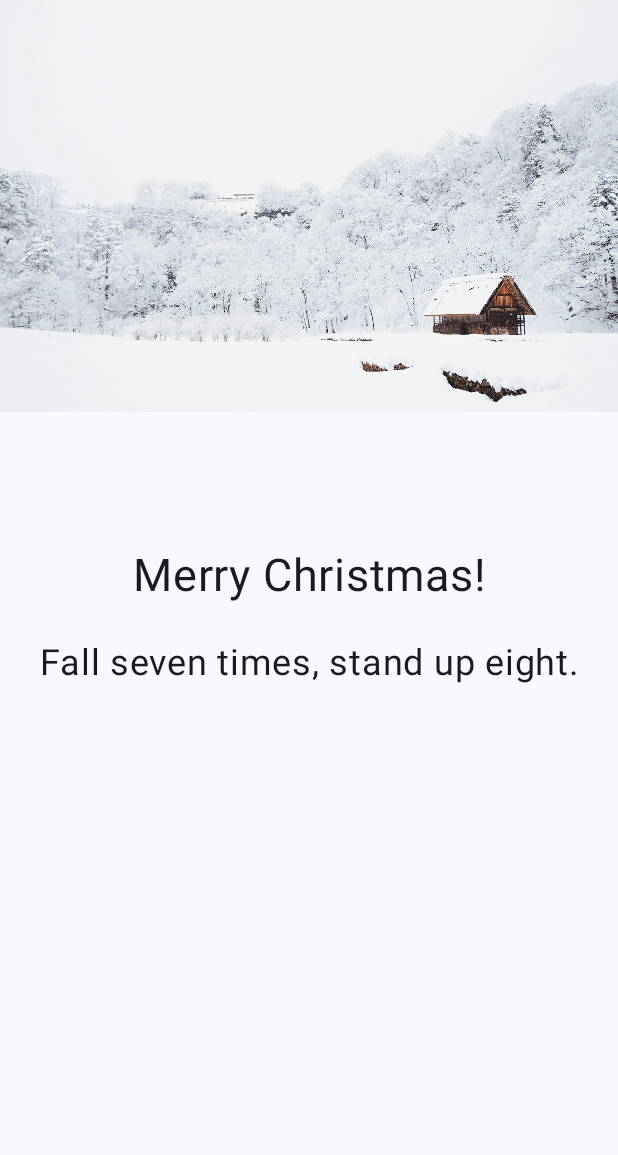
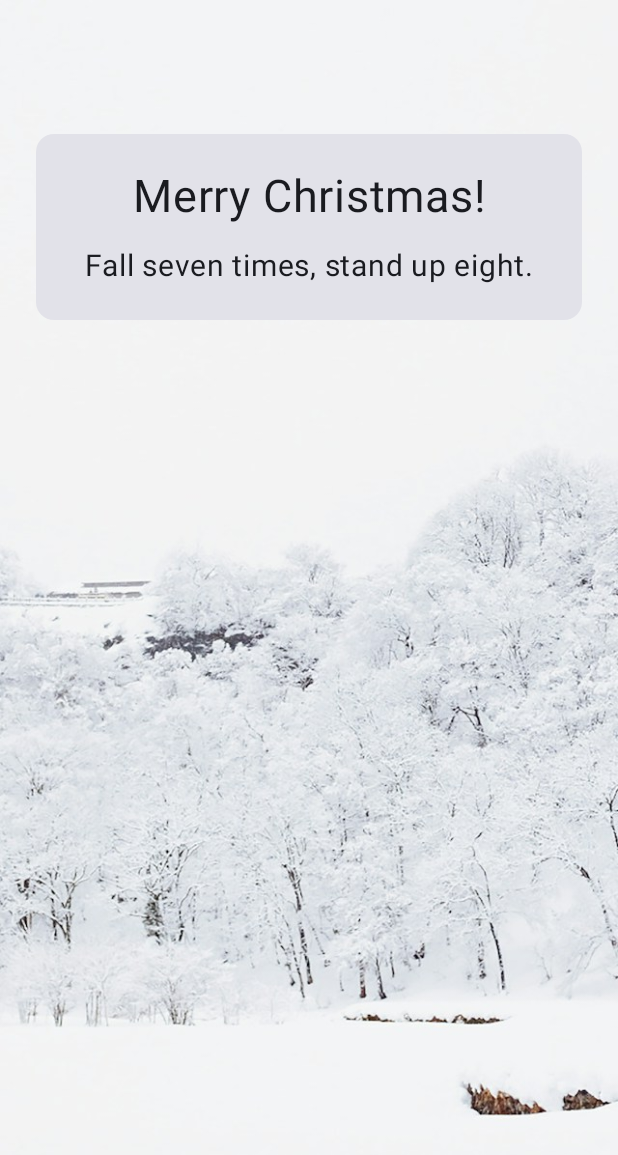
Before and after one commit to Laura1Codes/Christmas-Card, an Android app built with Jetpack Compose: the screen it shows after launch (MainActivity), on a phone screen of 412 x 824 dp. Shown: the top 1155 px of the screen. Run offline under Robolectric (Android 15) with nearby library versions, the phone set to English and light mode, and no system bars.

Commit message:
Refactored to simplify code

```diff
--- a/app/src/main/java/com/example/christmascard/MainActivity.kt
+++ b/app/src/main/java/com/example/christmascard/MainActivity.kt
@@ -8,11 +8,10 @@ import androidx.compose.foundation.Image
 import androidx.compose.foundation.layout.Arrangement
 import androidx.compose.foundation.layout.Box
 import androidx.compose.foundation.layout.Column
-import androidx.compose.foundation.layout.Spacer
 import androidx.compose.foundation.layout.fillMaxSize
 import androidx.compose.foundation.layout.fillMaxWidth
-import androidx.compose.foundation.layout.height
 import androidx.compose.foundation.layout.padding
+import androidx.compose.material3.Card
 import androidx.compose.material3.Scaffold
 import androidx.compose.material3.Text
 import androidx.compose.runtime.Composable
@@ -28,6 +27,8 @@ import com.example.christmascard.ui.theme.ChristmasCardTheme
 import androidx.compose.ui.Alignment
 import androidx.compose.runtime.getValue
 import androidx.compose.runtime.setValue
+import androidx.compose.ui.BiasAlignment
+import androidx.compose.ui.layout.ContentScale
 import androidx.compose.ui.res.painterResource
 import androidx.compose.ui.res.stringResource
 
@@ -50,49 +51,38 @@ class MainActivity : ComponentActivity() {
 
 @Composable
 fun GreetingImage(message: String, modifier: Modifier = Modifier) {
-    val image = painterResource(R.drawable.winter_japan)
-    Box(modifier) {
-        Image(painter = image, contentDescription = "winter Japan Picture")
-        ChristmasCardGreeting(message = message)
+    Box(
+        modifier = modifier.fillMaxSize(),
+        contentAlignment = BiasAlignment(0f, -0.8f)
+    ) {
+        Image(
+            painter = painterResource(R.drawable.winter_japan),
+            contentDescription = null,
+            modifier = Modifier.matchParentSize(),
+            contentScale = ContentScale.Crop
+        )
+
+        ChristmasCardGreeting(message = message, modifier = Modifier.padding(24.dp))
     }
 }
 
 @Composable
 fun ChristmasCardGreeting(message: String, modifier: Modifier = Modifier) {
-    Column(
-        modifier = modifier
-            .fillMaxSize()
-            .padding(8.dp),
+    var japaneseQuote by remember { mutableStateOf("") }
+    LaunchedEffect(Unit) { japaneseQuote = getJapaneseRandamQuote() }
 
-        verticalArrangement = Arrangement.Center,
-        horizontalAlignment = Alignment.CenterHorizontally
-    ) {
-        var japaneseQuote by remember { mutableStateOf("") }
-        LaunchedEffect(Unit) { japaneseQuote = getJapaneseRandamQuote() }
+    Card(modifier = modifier.fillMaxWidth()) {
+        Column(
+            modifier = Modifier.fillMaxWidth().padding(24.dp),
+            horizontalAlignment = Alignment.CenterHorizontally,
+            verticalArrangement = Arrangement.spacedBy(16.dp)
+        ) {
+            Text(text = message, fontSize = 30.sp, textAlign = TextAlign.Center)
 
-        Text(
-            text = message,
-            fontSize = 30.sp,
-            lineHeight = 36.sp,
-            textAlign = TextAlign.Center
-        )
-
-        Spacer(modifier = Modifier.height(24.dp))
-
-        if (japaneseQuote.isEmpty()) {
             Text(
-                text = "🎅",
-                fontSize = 48.sp,
-                textAlign = TextAlign.Center,
-                modifier = Modifier.fillMaxWidth()
-            )
-        } else {
-            Text(
-                text = japaneseQuote,
-                fontSize = 24.sp,
-                lineHeight = 32.sp,
-                textAlign = TextAlign.Center,
-                modifier = Modifier.fillMaxWidth()
+                text = japaneseQuote.ifEmpty { "🎅" },
+                fontSize = 20.sp,
+                textAlign = TextAlign.Center
             )
         }
     }
```
